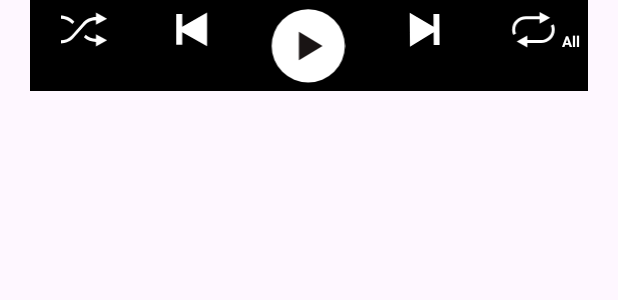
After one commit to iiizulfiannn/spotify-clone, an Android app: the layout item_button.xml on its own in the app's theme, with its tools: preview values and no code run, on a phone screen of 412 x 824 dp. The commit adds this screen. Shown: the top 300 px of the screen. Run offline under Robolectric (Android 15) with nearby library versions, the phone set to English and light mode, and no system bars.

Commit message:
feat: add button playback

```diff
--- /dev/null
+++ b/app/src/main/res/drawable/ic_shuffle_off.xml
@@ -0,0 +1,9 @@
+<vector xmlns:android="http://schemas.android.com/apk/res/android"
+    android:width="26dp"
+    android:height="20dp"
+    android:viewportWidth="26"
+    android:viewportHeight="20">
+  <path
+      android:pathData="M6.364,6.8L7.602,5.424C5.657,3.187 2.829,1.983 0,1.983V3.703C2.298,3.703 4.596,4.736 6.187,6.456L6.364,6.8ZM19.623,14.888C17.502,14.888 15.557,14.027 13.966,12.651L12.905,14.027C14.673,15.748 17.148,16.608 19.623,16.608V19.19L25.81,15.748L19.623,12.307V14.888ZM19.623,4.564V7.145L25.81,3.703L19.623,0.262V2.843C16.795,2.843 13.966,4.047 12.198,6.284L6.187,12.995C4.596,14.716 2.298,15.748 0,15.748V17.469C2.829,17.469 5.657,16.264 7.425,14.027L13.436,7.317C15.027,5.596 17.325,4.564 19.623,4.564Z"
+      android:fillColor="@color/white"/>
+</vector>
--- a/app/src/main/res/layout/activity_main.xml
+++ b/app/src/main/res/layout/activity_main.xml
@@ -11,7 +11,7 @@
     <include
         android:id="@+id/layout_music_is_playing"
         layout="@layout/item_header"
-        android:visibility="gone"
+        android:visibility="visible"
         app:layout_constraintEnd_toEndOf="parent"
         app:layout_constraintStart_toStartOf="parent"
         app:layout_constraintTop_toTopOf="parent" />
@@ -29,7 +29,7 @@
         android:layout_width="match_parent"
         android:layout_height="wrap_content"
         android:layout_marginHorizontal="20dp"
-        android:layout_marginTop="20dp"
+        android:layout_marginTop="50dp"
         android:text="@string/list_song_title"
         android:textColor="@color/white"
         android:textSize="14sp"
@@ -50,5 +50,15 @@
         app:layout_constraintTop_toBottomOf="@id/tv_title_list_song"
         tools:listitem="@layout/item_music" />
 
+    <include
+        android:id="@+id/layout_button_handle"
+        layout="@layout/item_button"
+        android:layout_width="match_parent"
+        android:layout_height="wrap_content"
+        android:visibility="gone"
+        app:layout_constraintBottom_toBottomOf="parent"
+        app:layout_constraintEnd_toEndOf="parent"
+        app:layout_constraintStart_toStartOf="parent" />
+
 
 </androidx.constraintlayout.widget.ConstraintLayout>
--- /dev/null
+++ b/app/src/main/res/layout/item_button.xml
@@ -0,0 +1,69 @@
+<?xml version="1.0" encoding="utf-8"?>
+<LinearLayout xmlns:android="http://schemas.android.com/apk/res/android"
+    android:layout_width="match_parent"
+    android:layout_height="wrap_content"
+    android:layout_marginHorizontal="20dp"
+    android:layout_marginBottom="20dp"
+    android:background="@color/black"
+    android:orientation="horizontal">
+
+    <androidx.appcompat.widget.AppCompatImageView
+        android:id="@+id/btn_shuffle"
+        android:layout_width="0dp"
+        android:layout_height="40dp"
+        android:layout_weight="1"
+        android:padding="8dp"
+        android:src="@drawable/ic_shuffle_off" />
+
+    <androidx.appcompat.widget.AppCompatImageView
+        android:id="@+id/btn_previous"
+        android:layout_width="0dp"
+        android:layout_height="40dp"
+        android:layout_weight="1"
+        android:padding="8dp"
+        android:src="@drawable/ic_previous" />
+
+    <androidx.appcompat.widget.AppCompatImageView
+        android:id="@+id/btn_play"
+        android:layout_width="0dp"
+        android:layout_height="50dp"
+        android:layout_margin="5dp"
+        android:layout_weight="1"
+        android:src="@drawable/ic_play" />
+
+    <androidx.appcompat.widget.AppCompatImageView
+        android:id="@+id/btn_next"
+        android:layout_width="0dp"
+        android:layout_height="40dp"
+        android:layout_weight="1"
+        android:padding="8dp"
+        android:src="@drawable/ic_next" />
+
+    <RelativeLayout
+        android:layout_width="0dp"
+        android:layout_height="40dp"
+        android:layout_weight="1"
+        android:padding="5dp">
+
+        <androidx.appcompat.widget.AppCompatImageView
+            android:id="@+id/btn_repeat"
+            android:layout_width="match_parent"
+            android:layout_height="match_parent"
+            android:padding="2dp"
+            android:src="@drawable/ic_repeat" />
+
+        <androidx.appcompat.widget.AppCompatTextView
+            android:id="@+id/tv_repeat_indicator"
+            android:layout_width="wrap_content"
+            android:layout_height="wrap_content"
+            android:layout_alignParentEnd="true"
+            android:layout_alignParentBottom="true"
+            android:text="All"
+            android:textColor="@color/white"
+            android:textSize="10sp"
+            android:textStyle="bold" />
+
+    </RelativeLayout>
+
+
+</LinearLayout>
--- a/app/src/main/res/layout/item_header.xml
+++ b/app/src/main/res/layout/item_header.xml
@@ -3,7 +3,6 @@
     xmlns:app="http://schemas.android.com/apk/res-auto"
     android:layout_width="match_parent"
     android:layout_height="wrap_content"
-    android:padding="20dp"
     android:background="@color/black">
 
     <androidx.appcompat.widget.AppCompatImageView
--- a/app/src/main/res/layout/item_music.xml
+++ b/app/src/main/res/layout/item_music.xml
@@ -37,5 +37,14 @@
         app:layout_constraintStart_toStartOf="@id/tv_title_song"
         app:layout_constraintTop_toBottomOf="@id/tv_title_song" />
 
+    <androidx.appcompat.widget.AppCompatImageView
+        android:layout_width="wrap_content"
+        android:layout_height="wrap_content"
+        android:layout_marginEnd="10dp"
+        android:src="@drawable/ic_hamburger"
+        app:layout_constraintBottom_toBottomOf="@id/tv_description_song"
+        app:layout_constraintEnd_toEndOf="parent"
+        app:layout_constraintTop_toTopOf="@id/tv_title_song" />
+
 
 </androidx.constraintlayout.widget.ConstraintLayout>
--- a/app/src/main/res/layout/item_now_playing.xml
+++ b/app/src/main/res/layout/item_now_playing.xml
@@ -3,6 +3,7 @@
     xmlns:app="http://schemas.android.com/apk/res-auto"
     android:layout_width="match_parent"
     android:layout_height="wrap_content"
+    android:layout_marginHorizontal="20dp"
     android:background="@color/black">
 
     <androidx.appcompat.widget.AppCompatTextView
@@ -46,5 +47,4 @@
         app:layout_constraintTop_toBottomOf="@+id/tv_title_now_playing" />
 
 
-
 </androidx.constraintlayout.widget.ConstraintLayout>
```
